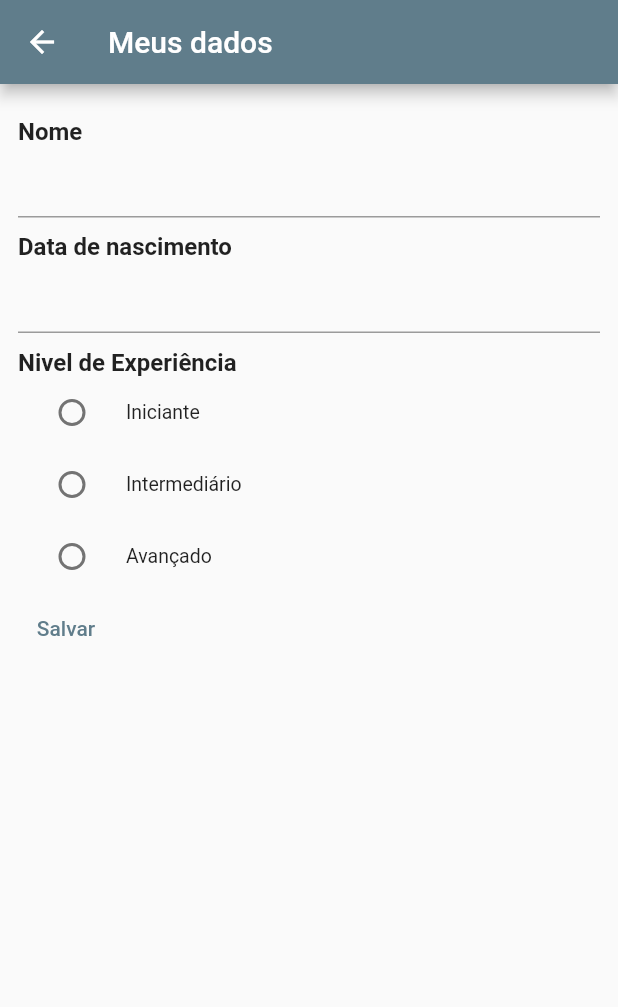
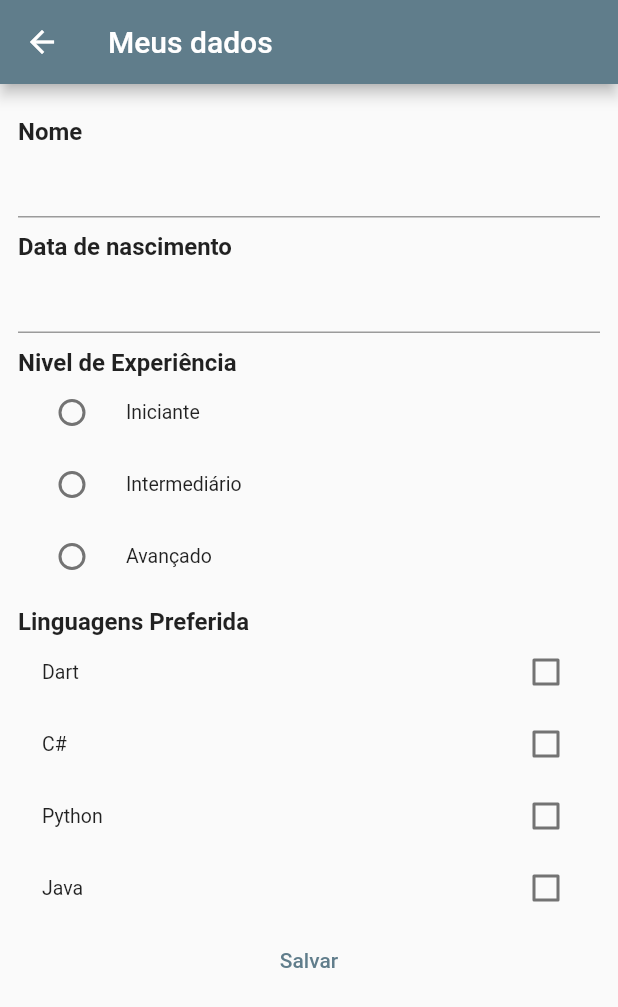
Before and after one commit to luizbahl/Bootcamp_DIO_Santander, a Flutter app: the DadosCadastraisPage screen opened directly, on a phone screen of 412 x 824 dp. Shown: the top 1007 px of the screen. Run offline on Flutter 3.47's test engine with Material 2 defaults, Android fonts, the phone set to English and light mode, and no system bars; our stand-ins replace google_fonts; network calls fail; Roboto replaces fonts that are missing (Mansalva).

Commit message:
Conhecendo o CheckBox e Repository

```diff
--- a/lib/pages/dados_cadastrais.dart
+++ b/lib/pages/dados_cadastrais.dart
@@ -1,4 +1,5 @@
 import 'package:flutter/material.dart';
+import 'package:trilhaapp/pages/repositories/linguagens_repository.dart';
 import 'package:trilhaapp/pages/repositories/nivel_repository.dart';
 import 'package:trilhaapp/pages/shared/widgets/text_label.dart';
 
@@ -14,12 +15,16 @@ class _DadosCadastraisPageState extends State<DadosCadastraisPage> {
   var dataNascimentoController = TextEditingController(text: "");
   DateTime? dataNascimento;
   var nivelRepository = NivelRepository();
+  var linguagensRepository = LinguagensRepository();
   var niveis = [];
+  var linguagens = [];
   var nivelSelecionado = "";
+  var linguagensSelecionadas = [];
 
   @override
   void initState() {
     niveis = nivelRepository.retornaNiveis();
+    linguagens = linguagensRepository.retornaLinguagens();
     super.initState();
   }
 
@@ -29,8 +34,7 @@ class _DadosCadastraisPageState extends State<DadosCadastraisPage> {
       appBar: AppBar(title: const Text("Meus dados")),
       body: Padding(
         padding: const EdgeInsets.symmetric(vertical: 12, horizontal: 12),
-        child: Column(
-          crossAxisAlignment: CrossAxisAlignment.start,
+        child: ListView(
           children: [
             const TextLabel(texto: "Nome"),
             TextField(
@@ -69,6 +73,28 @@ class _DadosCadastraisPageState extends State<DadosCadastraisPage> {
                       }))
                   .toList(),
             ),
+            const TextLabel(texto: "Linguagens Preferida"),
+            Column(
+              children: linguagens
+                  .map(
+                    (linguagem) => CheckboxListTile(
+                        dense: true,
+                        title: Text(linguagem),
+                        value: linguagensSelecionadas.contains(linguagem),
+                        onChanged: (bool? value) {
+                          if (value!) {
+                            setState(() {
+                              linguagensSelecionadas.add(linguagem);
+                            });
+                          } else {
+                            setState(() {
+                              linguagensSelecionadas.remove(linguagem);
+                            });
+                          }
+                        }),
+                  )
+                  .toList(),
+            ),
             TextButton(
                 onPressed: () {
                   debugPrint(nomeController.text);
--- /dev/null
+++ b/lib/pages/repositories/linguagens_repository.dart
@@ -0,0 +1,5 @@
+class LinguagensRepository {
+  List<String> retornaLinguagens() {
+    return ["Dart", "C#", "Python", "Java"];
+  }
+}
```
